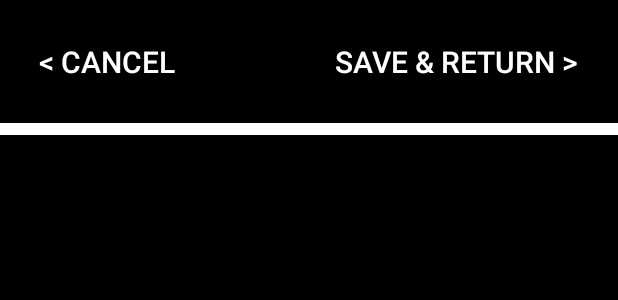
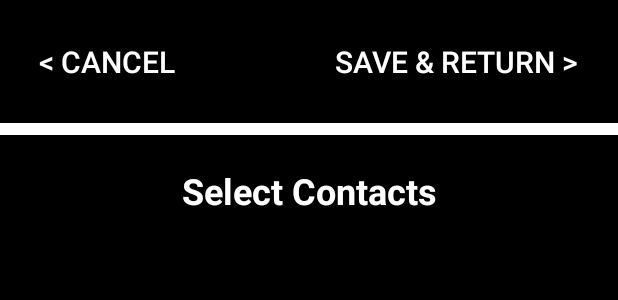
Before and after one commit to pc-chin-android/sos-coords, an Android app: the layout activity_contactlist.xml on its own in the app's theme, with its tools: preview values and no code run, on a phone screen of 412 x 824 dp. Shown: the top 300 px of the screen. Run offline under Robolectric (Android 15) with nearby library versions, the phone set to English and light mode, and no system bars.

Commit message:
Halfway through implementing contact storage system

```diff
--- a/app/src/main/java/com/pcchin/soscoords/MainActivity.java
+++ b/app/src/main/java/com/pcchin/soscoords/MainActivity.java
@@ -1,4 +1,5 @@
 package com.pcchin.soscoords;
+// TODO: Start on background process
 
 import android.content.Context;
 import android.content.Intent;
--- /dev/null
+++ b/app/src/main/java/com/pcchin/soscoords/contactlist/ContactListDatabase.java
@@ -0,0 +1,4 @@
+package com.pcchin.soscoords.contactlist;
+
+public class ContactListDatabase {
+}
--- a/app/src/main/res/layout-land/activity_codeinput.xml
+++ b/app/src/main/res/layout-land/activity_codeinput.xml
@@ -36,7 +36,6 @@
     </LinearLayout>
 
     <View
-        android:id="@+id/divider"
         android:layout_width="match_parent"
         android:layout_height="3dp"
         android:background="@android:color/white" />
--- a/app/src/main/res/layout/activity_codeinput.xml
+++ b/app/src/main/res/layout/activity_codeinput.xml
@@ -36,7 +36,6 @@
     </LinearLayout>
 
     <View
-        android:id="@+id/divider"
         android:layout_width="match_parent"
         android:layout_height="3dp"
         android:background="@android:color/white" />
--- a/app/src/main/res/layout/activity_contactlist.xml
+++ b/app/src/main/res/layout/activity_contactlist.xml
@@ -1,5 +1,4 @@
 <?xml version="1.0" encoding="utf-8"?>
-<!-- TODO: Make contact list UI with dynamic layout -->
 <LinearLayout xmlns:android="http://schemas.android.com/apk/res/android"
     xmlns:tools="http://schemas.android.com/tools"
     android:orientation="vertical" android:layout_width="match_parent"
@@ -37,17 +36,25 @@
     </LinearLayout>
 
     <View
-        android:id="@+id/divider2"
         android:layout_width="match_parent"
         android:layout_height="0dp"
         android:layout_weight="0.01"
         android:background="@android:color/white"
         tools:ignore="InefficientWeight" />
 
+    <TextView
+        android:layout_width="match_parent"
+        android:layout_height="0dp"
+        android:layout_weight=".09"
+        android:gravity="center"
+        android:text="@string/contact_list_title"
+        android:textSize="24sp"
+        android:textStyle="bold" />
+
     <ScrollView
         android:layout_width="match_parent"
         android:layout_height="0dp"
-        android:layout_weight=".89">
+        android:layout_weight=".8">
 
         <LinearLayout
             android:id="@+id/contactlistbox"
--- a/app/src/main/res/values/strings.xml
+++ b/app/src/main/res/values/strings.xml
@@ -37,4 +37,5 @@
     <!-- Contact List strings -->
     <string name="contact_list_left_button">&lt; Cancel</string>
     <string name="contact_list_right_button">Save &#38; Return &gt;</string>
+    <string name="contact_list_title">Select Contacts</string>
 </resources>
```
Also changed, not shown: app/src/main/java/com/pcchin/soscoords/ContactListActivity.java (+37 -12 lines), app/src/main/java/com/pcchin/soscoords/NameComparator.java (added, +8 -0 lines), app/src/main/java/com/pcchin/soscoords/contactlist/ContactListDao.java (added, +7 -0 lines), app/src/main/java/com/pcchin/soscoords/contactlist/ContactListEntity.java (added, +14 -0 lines).
